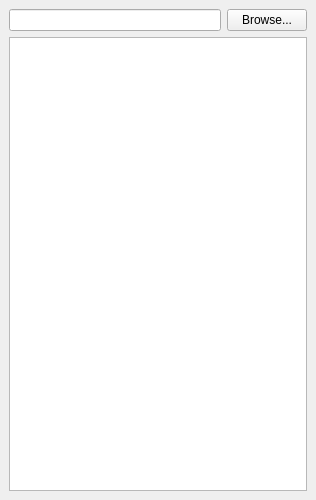
The window that toolbar_dockwidget_base.ui (Riverscapes/RiverscapesToolbar) describes before a commit, drawn with Qt 5.
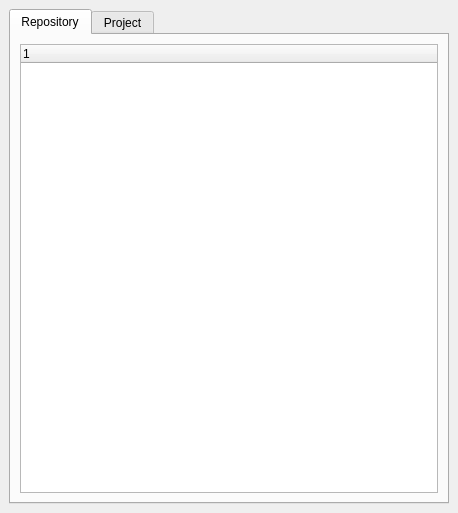
The same window after the commit. The open tabs and pages were chosen to show the change.

The edit to the form file:
```diff
--- a/toolbar_dockwidget_base.ui
+++ b/toolbar_dockwidget_base.ui
@@ -6,13 +6,13 @@
    <rect>
     <x>0</x>
     <y>0</y>
-    <width>316</width>
-    <height>500</height>
+    <width>458</width>
+    <height>513</height>
    </rect>
   </property>
   <property name="minimumSize">
    <size>
-    <width>140</width>
+    <width>187</width>
     <height>400</height>
    </size>
   </property>
@@ -22,6 +22,32 @@
   <widget class="QWidget" name="dockWidgetContents">
    <layout class="QVBoxLayout" name="verticalLayout">
     <item>
+     <widget class="QTabWidget" name="tabWidget">
+      <property name="currentIndex">
+       <number>1</number>
+      </property>
+      <widget class="QWidget" name="tabRepository">
+       <attribute name="title">
+        <string>Repository</string>
+       </attribute>
+       <layout class="QVBoxLayout" name="verticalLayout_3">
+        <item>
+         <widget class="QTreeWidget" name="treeRepository">
+          <column>
+           <property name="text">
+            <string notr="true">1</string>
+           </property>
+          </column>
+         </widget>
+        </item>
+       </layout>
+      </widget>
+      <widget class="QWidget" name="tabProject">
+       <attribute name="title">
+        <string>Project</string>
+       </attribute>
+       <layout class="QVBoxLayout" name="verticalLayout_2">
+        <item>
      <layout class="QHBoxLayout" name="horizontalLayout">
       <item>
        <widget class="QLineEdit" name="xmlLocation"/>
@@ -36,7 +62,7 @@
      </layout>
     </item>
     <item>
-     <widget class="QTreeView" name="treeView">
+         <widget class="QTreeView" name="treeProject">
       <property name="contextMenuPolicy">
        <enum>Qt::CustomContextMenu</enum>
       </property>
@@ -46,6 +72,10 @@
       <attribute name="headerVisible">
        <bool>false</bool>
       </attribute>
+         </widget>
+        </item>
+       </layout>
+      </widget>
      </widget>
     </item>
    </layout>
```
Left out of the diff: 2 changed lines with no effect on the pictures. Lines whose indentation alone changed are shown as unchanged.
